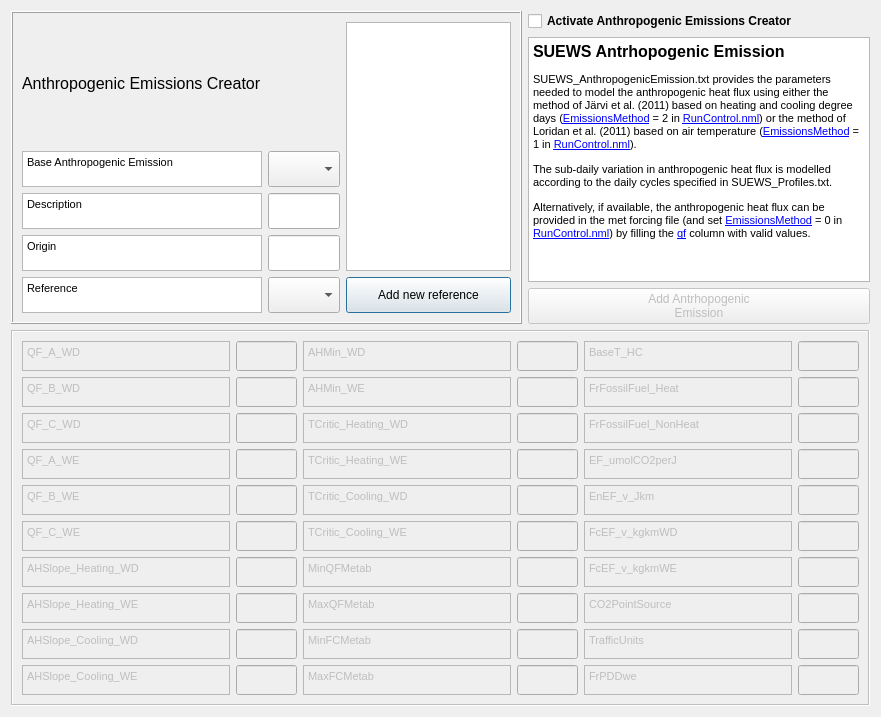
This is tabs/urban_anthropogenic_emission_tab.ui in gusbacos/suews_database_manager as Qt 5 draws it before an edit. The edited form follows.
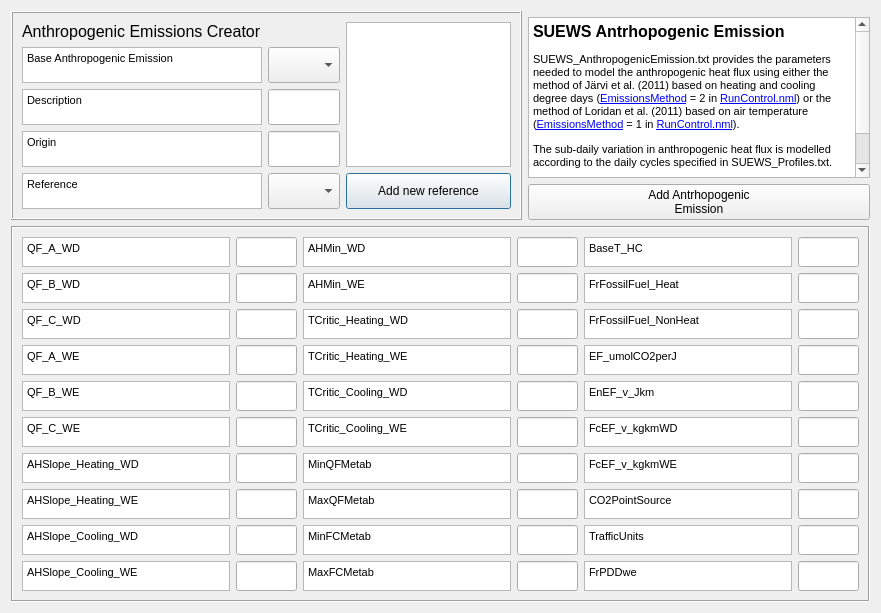
This is the edited form. Custom widgets are drawn as their Qt base class.

```diff
--- a/tabs/urban_anthropogenic_emission_tab.ui
+++ b/tabs/urban_anthropogenic_emission_tab.ui
@@ -7,7 +7,7 @@
     <x>0</x>
     <y>0</y>
     <width>881</width>
-    <height>717</height>
+    <height>609</height>
    </rect>
   </property>
   <property name="sizePolicy">
@@ -269,22 +269,6 @@
      </layout>
     </widget>
    </item>
-   <item row="0" column="1">
-    <widget class="QCheckBox" name="checkBox">
-     <property name="enabled">
-      <bool>true</bool>
-     </property>
-     <property name="font">
-      <font>
-       <weight>75</weight>
-       <bold>true</bold>
-      </font>
-     </property>
-     <property name="text">
-      <string>Activate Anthropogenic Emissions Creator</string>
-     </property>
-    </widget>
-   </item>
    <item row="1" column="1">
     <widget class="QTextBrowser" name="textBrowserRef_2">
      <property name="sizePolicy">
@@ -320,7 +304,7 @@
    <item row="2" column="1">
     <widget class="QPushButton" name="pushButtonGen">
      <property name="enabled">
-      <bool>false</bool>
+      <bool>true</bool>
      </property>
      <property name="text">
       <string>Add Antrhopogenic 
@@ -331,7 +315,7 @@
    <item row="3" column="0" colspan="2">
     <widget class="QFrame" name="frame">
      <property name="enabled">
-      <bool>false</bool>
+      <bool>true</bool>
      </property>
      <property name="sizePolicy">
       <sizepolicy hsizetype="Expanding" vsizetype="Preferred">
```
Left out of the diff: 51 changed lines with no effect on the pictures.
